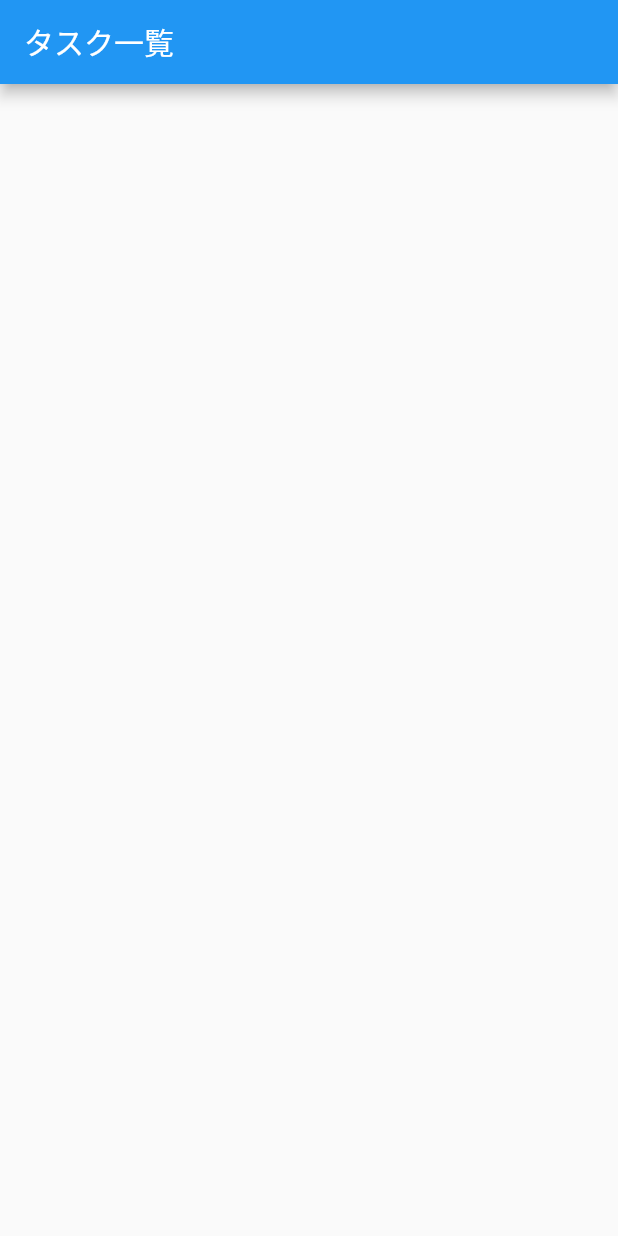
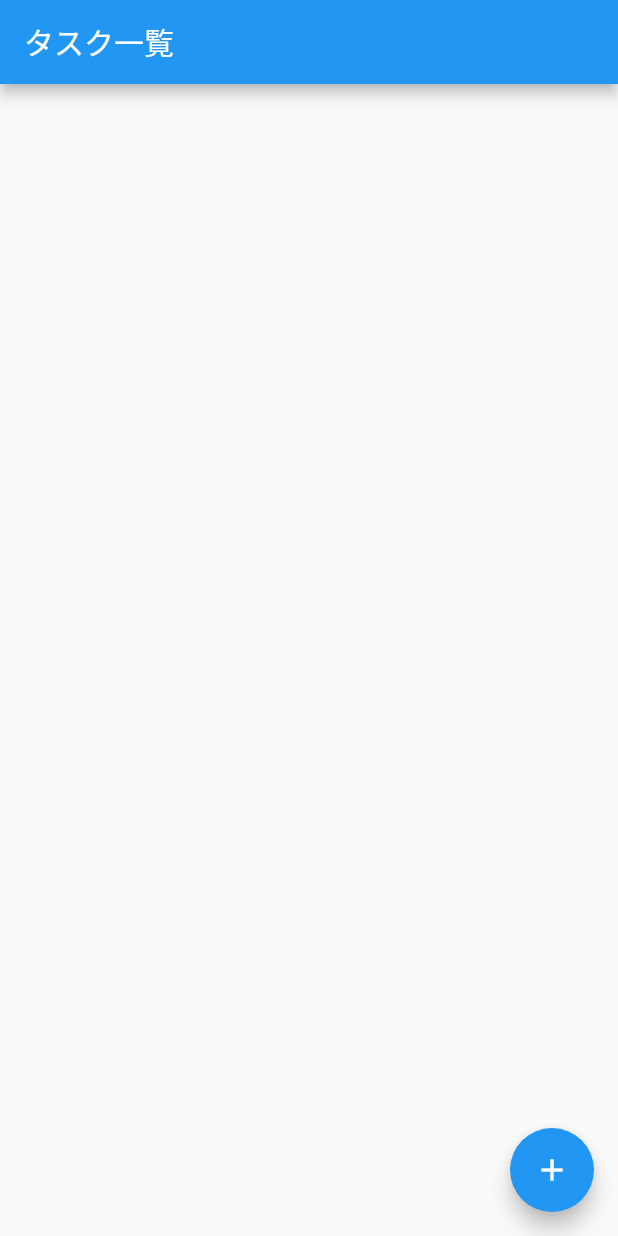
Before and after one commit to kotahorii/flutter_ui_4, a Flutter app: the screen it shows after launch, after a tap on "submit", on a phone screen of 412 x 824 dp. Run offline on Flutter 3.47's test engine with Material 2 defaults, Android fonts, the phone set to English and light mode, and no system bars.

Commit message:
[Update] task create page layout

```diff
--- a/lib/TaskList.dart
+++ b/lib/TaskList.dart
@@ -1,4 +1,5 @@
 import 'package:flutter/material.dart';
+import 'package:flutter_ui4/CreateTask.dart';
 
 class TaskList extends StatelessWidget {
   const TaskList({Key? key}) : super(key: key);
@@ -8,7 +9,17 @@ class TaskList extends StatelessWidget {
     return MaterialApp(
       home: Scaffold(
         appBar: AppBar(
-          title: Text('タスク一覧'),
+          title: const Text('タスク一覧'),
+        ),
+        body: ListView(
+          children: [],
+        ),
+        floatingActionButton: FloatingActionButton(
+          onPressed: () => {
+            Navigator.of(context).push(
+                MaterialPageRoute(builder: (context) => const CreateTask()))
+          },
+          child: const Icon(Icons.add),
         ),
       ),
     );
```
Also changed, not shown: lib/CreateTask.dart (added, +50 -0 lines).
